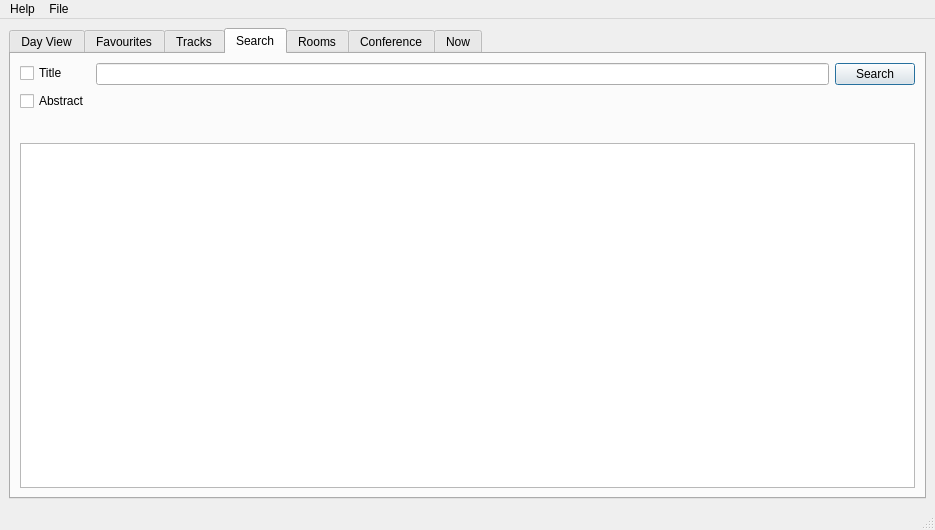
Old version of the form src/gui/mainwindow.ui in the repository edulix/confclerk.
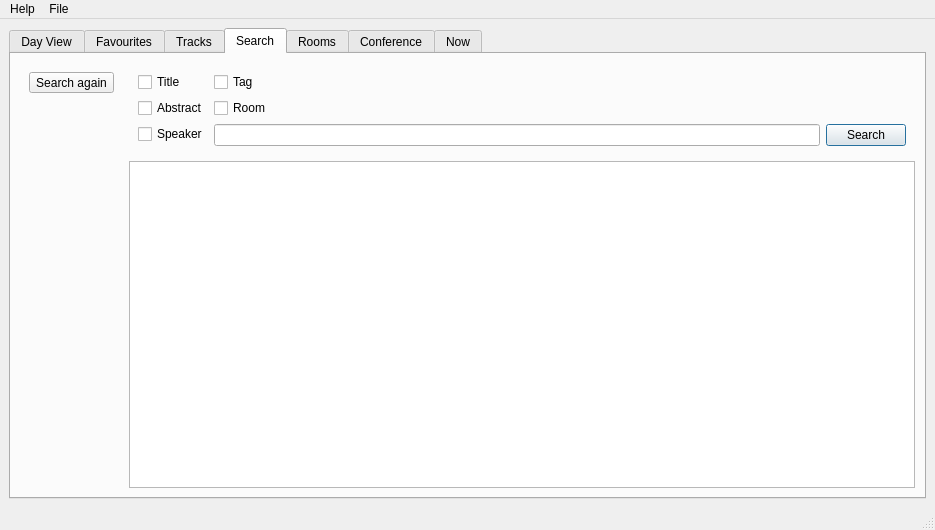
New version of the form. The open tabs and pages were chosen to show the change. Custom widgets are drawn as their Qt base class.

Commit message: search upgrade

Patch:
```diff
--- a/src/gui/mainwindow.ui
+++ b/src/gui/mainwindow.ui
@@ -122,79 +122,115 @@
        <attribute name="title" >
         <string>Search</string>
        </attribute>
-       <layout class="QVBoxLayout" name="verticalLayout_3" >
+       <layout class="QHBoxLayout" name="horizontalLayout_1">
         <item>
-         <layout class="QFormLayout" name="searchHeadLayout" >
-          <property name="fieldGrowthPolicy" >
-           <enum>QFormLayout::AllNonFixedFieldsGrow</enum>
-          </property>
-          <item row="0" column="0" >
-           <widget class="QCheckBox" name="searchTitle" >
-            <property name="text" >
-             <string>Title</string>
-            </property>
-           </widget>
-          </item>
-          <item row="0" column="1" >
-           <layout class="QHBoxLayout" name="horizontalLayout" >
-            <item>
-             <widget class="QLineEdit" name="searchEdit" >
-              <property name="enabled" >
-               <bool>true</bool>
-              </property>
-              <property name="toolTip" >
-               <string>type a keyword to search</string>
-              </property>
-             </widget>
-            </item>
-            <item>
-             <widget class="QPushButton" name="searchButton" >
-              <property name="text" >
-               <string>Search</string>
-              </property>
-              <property name="checkable" >
-               <bool>false</bool>
-              </property>
-              <property name="autoDefault" >
-               <bool>false</bool>
-              </property>
-              <property name="default" >
-               <bool>true</bool>
-              </property>
-              <property name="flat" >
-               <bool>false</bool>
-              </property>
-             </widget>
-            </item>
-           </layout>
-          </item>
-          <item row="1" column="0" >
-           <widget class="QCheckBox" name="searchAbstract" >
-            <property name="text" >
-             <string>Abstract</string>
-            </property>
-           </widget>
-          </item>
-         </layout>
+         <widget class="QWidget" name="searchVerticalWidget" native="true">
+          <layout class="QVBoxLayout" name="searchDayNavigatorVerticalLayout">
+           <item>
+            <widget class="QToolButton" name="searchAgainButton">
+             <property name="text">
+              <string>Search again</string>
+             </property>
+             <property name="toolButtonStyle">
+              <enum>Qt::ToolButtonTextOnly</enum>
+             </property>
+            </widget>
+           </item>
+           <item>
+            <widget class="DayNavigatorWidget" name="searchDayNavigator" native="true">
+             <property name="maximumSize">
+              <size>
+               <width>16777215</width>
+               <height>16777215</height>
+              </size>
+             </property>
+            </widget>
+           </item>
+          </layout>
+         </widget>
         </item>
         <item>
-         <layout class="QHBoxLayout" name="searchDayNavigatorHorizontalLayout" >
+         <layout class="QVBoxLayout" name="verticalLayout_3">
           <item>
-           <spacer name="horizontalSpacer_2" >
-            <property name="orientation" >
-             <enum>Qt::Horizontal</enum>
-            </property>
-            <property name="sizeHint" stdset="0" >
-             <size>
-              <width>40</width>
-              <height>20</height>
-             </size>
-            </property>
-           </spacer>
+           <widget class="QWidget" name="searchHead" native="true">
+            <layout class="QFormLayout" name="searchHeadLayout">
+             <property name="fieldGrowthPolicy">
+              <enum>QFormLayout::AllNonFixedFieldsGrow</enum>
+             </property>
+             <item row="0" column="0">
+              <widget class="QCheckBox" name="searchTitle">
+               <property name="text">
+                <string>Title</string>
+               </property>
+              </widget>
+             </item>
+             <item row="1" column="0">
+              <widget class="QCheckBox" name="searchAbstract">
+               <property name="text">
+                <string>Abstract</string>
+               </property>
+              </widget>
+             </item>
+             <item row="2" column="0">
+              <widget class="QCheckBox" name="searchSpeaker">
+               <property name="text">
+                <string>Speaker</string>
+               </property>
+              </widget>
+             </item>
+             <item row="0" column="1">
+              <widget class="QCheckBox" name="searchTag">
+               <property name="text">
+                <string>Tag</string>
+               </property>
+              </widget>
+             </item>
+             <item row="1" column="1">
+              <widget class="QCheckBox" name="searchRoom">
+               <property name="text">
+                <string>Room</string>
+               </property>
+              </widget>
+             </item>
+             <item row="2" column="1">
+              <layout class="QHBoxLayout" name="horizontalLayout">
+               <item>
+                <widget class="QLineEdit" name="searchEdit">
+                 <property name="enabled">
+                  <bool>true</bool>
+                 </property>
+                 <property name="toolTip">
+                  <string>type a keyword to search</string>
+                 </property>
+                </widget>
+               </item>
+               <item>
+                <widget class="QPushButton" name="searchButton">
+                 <property name="text">
+                  <string>Search</string>
+                 </property>
+                 <property name="checkable">
+                  <bool>false</bool>
+                 </property>
+                 <property name="autoDefault">
+                  <bool>true</bool>
+                 </property>
+                 <property name="default">
+                  <bool>true</bool>
+                 </property>
+                 <property name="flat">
+                  <bool>false</bool>
+                 </property>
+                </widget>
+               </item>
+              </layout>
+             </item>
+            </layout>
+           </widget>
           </item>
           <item>
-           <widget class="DayNavigatorWidget" native="1" name="searchDayNavigator" >
-            <property name="maximumSize" >
+           <widget class="TreeView" name="searchTreeView">
+            <property name="maximumSize">
              <size>
               <width>16777215</width>
               <height>16777215</height>
@@ -202,31 +238,8 @@
             </property>
            </widget>
           </item>
-          <item>
-           <spacer name="horizontalSpacer" >
-            <property name="orientation" >
-             <enum>Qt::Horizontal</enum>
-            </property>
-            <property name="sizeHint" stdset="0" >
-             <size>
-              <width>40</width>
-              <height>20</height>
-             </size>
-            </property>
-           </spacer>
-          </item>
          </layout>
         </item>
-        <item>
-         <widget class="TreeView" name="searchTreeView" >
-          <property name="maximumSize" >
-           <size>
-            <width>16777215</width>
-            <height>16777215</height>
-           </size>
-          </property>
-         </widget>
-        </item>
        </layout>
       </widget>
       <widget class="QWidget" name="roomsTab" >
```
Left out of the diff: 4 changed lines with no effect on the pictures. The commit also changes 3 other files.
